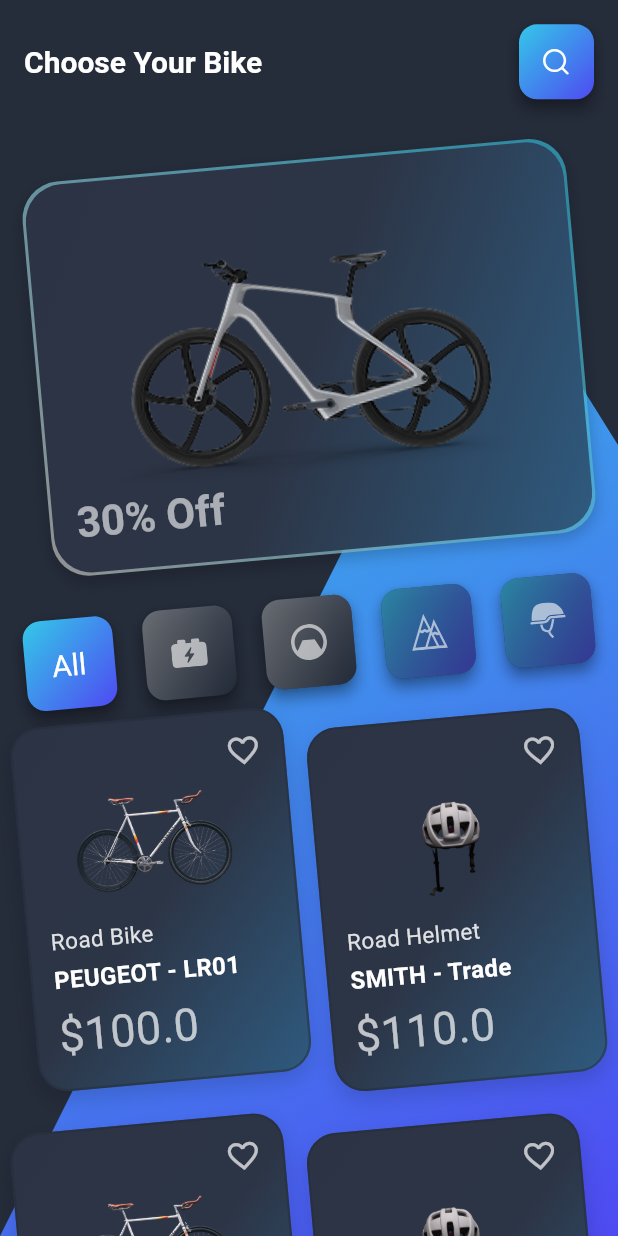
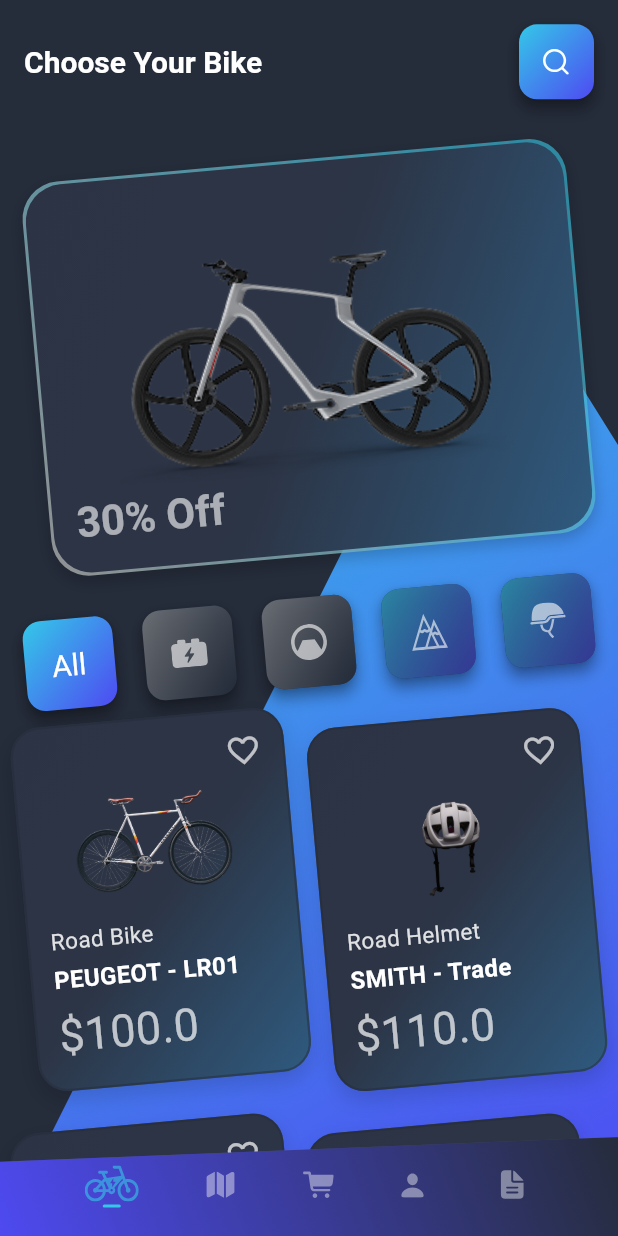
Before and after one commit to AymnShaban/bike_task, a Flutter app: the screen it shows after launch, on a phone screen of 412 x 824 dp. Run offline on Flutter 3.47's test engine with Material 3 defaults, Android fonts, the phone set to English and light mode, and no system bars; our stand-ins replace equatable, flutter_bloc, flutter_screenutil, flutter_svg, get_it.

Commit message:
bottom bar items

```diff
--- /dev/null
+++ b/lib/core/clippers/tapered_bottom_clipper.dart
@@ -0,0 +1,24 @@
+import '../../exports.dart';
+
+class TaperedBottomClipper extends CustomClipper<Path> {
+  @override
+  Path getClip(Size size) {
+    final path = Path();
+
+    path.moveTo(0, size.height);
+
+    path.lineTo(0, size.height * 0.25); // Adjust this value to control how low the left side starts
+
+    // Diagonal line to top-right (higher end point)
+    path.lineTo(size.width, 0); // Top-right corner
+
+    path.lineTo(size.width, size.height);
+
+    path.close();
+
+    return path;
+  }
+
+  @override
+  bool shouldReclip(covariant CustomClipper<Path> oldClipper) => false;
+}
--- /dev/null
+++ b/lib/core/widgets/flexible_bottom_nav_bar.dart
@@ -0,0 +1,130 @@
+
+import '../../exports.dart';
+
+class FlexibleBottomNavBar extends StatefulWidget {
+  final int currentIndex;
+  final ValueChanged<int> onTap;
+  final List<NavBarItem> items;
+
+  const FlexibleBottomNavBar({
+    super.key,
+    required this.currentIndex,
+    required this.onTap,
+    required this.items,
+  });
+
+  @override
+  State<FlexibleBottomNavBar> createState() => FlexibleBottomNavBarState();
+}
+
+class FlexibleBottomNavBarState extends State<FlexibleBottomNavBar>
+    with SingleTickerProviderStateMixin {
+  late AnimationController _controller;
+  late Animation<Offset> _offsetAnimation;
+
+  @override
+  void initState() {
+    super.initState();
+    _controller = AnimationController(
+      vsync: this,
+      duration: const Duration(milliseconds: 250),
+    );
+    _offsetAnimation = Tween<Offset>(
+      begin: Offset(0, 1),
+      end: Offset.zero,
+    ).animate(_controller);
+    _controller.value = 1;
+  }
+
+  void show() => _controller.forward();
+  void hide() => _controller.reverse();
+
+  @override
+  void dispose() {
+    _controller.dispose();
+    super.dispose();
+  }
+
+  @override
+  Widget build(BuildContext context) {
+    return ClipPath(
+      clipper: TaperedBottomClipper(),
+      child: SlideTransition(
+        position: _offsetAnimation,
+        child: Container(
+          decoration: BoxDecoration(
+            gradient: LinearGradient(
+              colors: [
+                AppTheme.backgroundColor,
+                AppTheme.secondaryColor,
+              ],
+              begin: Alignment.topRight,
+              end: Alignment.bottomLeft,
+              stops: [0.0, 1.0],
+              transform: GradientRotation(-0.2),
+            ),
+            boxShadow: [
+              BoxShadow(
+                color: Colors.grey.withValues(alpha: .2),
+                blurRadius: 8,
+                offset: Offset(0, -4),
+              ),
+            ],
+          ),
+          child: Container(
+            height: context.screenHeight * 0.08,
+            padding: EdgeInsets.symmetric(horizontal: 12.w),
+            child: Row(
+              mainAxisAlignment: MainAxisAlignment.spaceEvenly,
+              children: widget.items.map((item) =>
+                _buildNavItem(item.svgPath, item.index)
+              ).toList(),
+            ),
+          ),
+        ),
+      ),
+    );
+  }
+
+  Widget _buildNavItem(String svgPath, int index) {
+    return GestureDetector(
+      onTap: () {
+        widget.onTap(index);
+      },
+      child: Column(
+        mainAxisSize: MainAxisSize.min,
+        children: [
+          SvgPicture.asset(
+            svgPath,
+            colorFilter: ColorFilter.mode(
+              widget.currentIndex == index
+                  ? Theme.of(context).primaryColor
+                  : Colors.white.withValues(alpha: .7),
+              BlendMode.srcIn,
+            ),
+          ),
+          SizedBox(height: 2.h),
+          if (widget.currentIndex == index)
+            Container(
+              width: 12.w,
+              height: 2.h,
+              decoration: BoxDecoration(
+                color: Theme.of(context).primaryColor,
+                borderRadius: BorderRadius.circular(1),
+              ),
+            ),
+        ],
+      ),
+    );
+  }
+}
+
+class NavBarItem extends Equatable {
+  final String svgPath;
+  final int index;
+
+  const NavBarItem({required this.svgPath, required this.index});
+
+  @override
+  List<Object?> get props => [svgPath, index];
+}
--- a/lib/exports.dart
+++ b/lib/exports.dart
@@ -16,3 +16,4 @@ export 'package:get_it/get_it.dart';
 export 'package:bike_task/core/service_locator/service_locator.dart';
 export 'package:bike_task/core/widgets/grid_products.dart';
 export 'package:bike_task/view/blocs/favorite_bloc/favorite_bloc.dart';
+export 'package:bike_task/core/clippers/tapered_bottom_clipper.dart';
--- a/lib/view/task_view.dart
+++ b/lib/view/task_view.dart
@@ -1,20 +1,62 @@
 import 'package:bike_task/exports.dart';
+import '../core/widgets/flexible_bottom_nav_bar.dart';
 
-class TaskView extends StatelessWidget {
+class TaskView extends StatefulWidget {
   const TaskView({super.key});
+
+  @override
+  State<TaskView> createState() => _TaskViewState();
+}
+
+class _TaskViewState extends State<TaskView> {
+  late ScrollController _scrollController;
+  int _currentIndex = 0;
+  bool _showNavBar = true;
+  double _lastOffset = 0;
+  final GlobalKey<FlexibleBottomNavBarState> _navBarKey = GlobalKey<FlexibleBottomNavBarState>();
+
+  @override
+  void initState() {
+    super.initState();
+    _scrollController = ScrollController();
+    _scrollController.addListener(_onScroll);
+  }
+
+  void _onScroll() {
+    final offset = _scrollController.offset;
+    if (offset > _lastOffset && _showNavBar) {
+      // scrolling down
+      _showNavBar = false;
+      _navBarKey.currentState?.hide();
+    } else if (offset < _lastOffset && !_showNavBar) {
+      // scrolling up
+      _showNavBar = true;
+      _navBarKey.currentState?.show();
+    }
+    _lastOffset = offset;
+  }
+
+  @override
+  void dispose() {
+    _scrollController.dispose();
+    super.dispose();
+  }
 
   @override
   Widget build(BuildContext context) {
     return Scaffold(
-      body: DiagonalGradientBackground(
+      body: Stack(
+        children: [
+          DiagonalGradientBackground(
             child: CustomScrollView(
+              controller: _scrollController,
               slivers: [
                 SliverAppBar(
                   floating: true,
                   snap: true,
                   backgroundColor: Colors.transparent,
                   elevation: 0,
-              toolbarHeight: context.screenHeight*.1,
+                  toolbarHeight: context.screenHeight * .1,
                   surfaceTintColor: AppTheme.surfaceColor,
                   title: Text(
                     'Choose Your Bike',
@@ -52,8 +94,30 @@ class TaskView extends StatelessWidget {
               ],
             ),
           ),
+          Positioned(
+            left: 0,
+            right: 0,
+            bottom: 0,
+            child: FlexibleBottomNavBar(
+              key: _navBarKey,
+              items: [
+    NavBarItem(svgPath: 'assets/svg/bottom_1.svg', index: 0),
+    NavBarItem(svgPath: 'assets/svg/bottom_2.svg', index: 1),
+    NavBarItem(svgPath: 'assets/svg/bottom_3.svg', index: 2),
+    NavBarItem(svgPath: 'assets/svg/bottom_4.svg', index: 3),
+    NavBarItem(svgPath: 'assets/svg/bottom_5.svg', index: 4),
+  ],
+              currentIndex: _currentIndex,
+              onTap: (index) {
+                setState(() {
+                  _currentIndex = index;
+                });
+              },
+            ),
+          ),
+        ],
+      ),
     );
   }
 
-  // AppBar removed; now using SliverAppBar in build
 }
```
Also changed, not shown: assets/svg/bottom_1.svg (renamed from assets/svg/Subtract.svg), assets/svg/bottom_2.svg (added), assets/svg/bottom_3.svg (added), assets/svg/bottom_4.svg (added), assets/svg/bottom_5.svg (added). Lines whose indentation alone changed are shown as unchanged.
